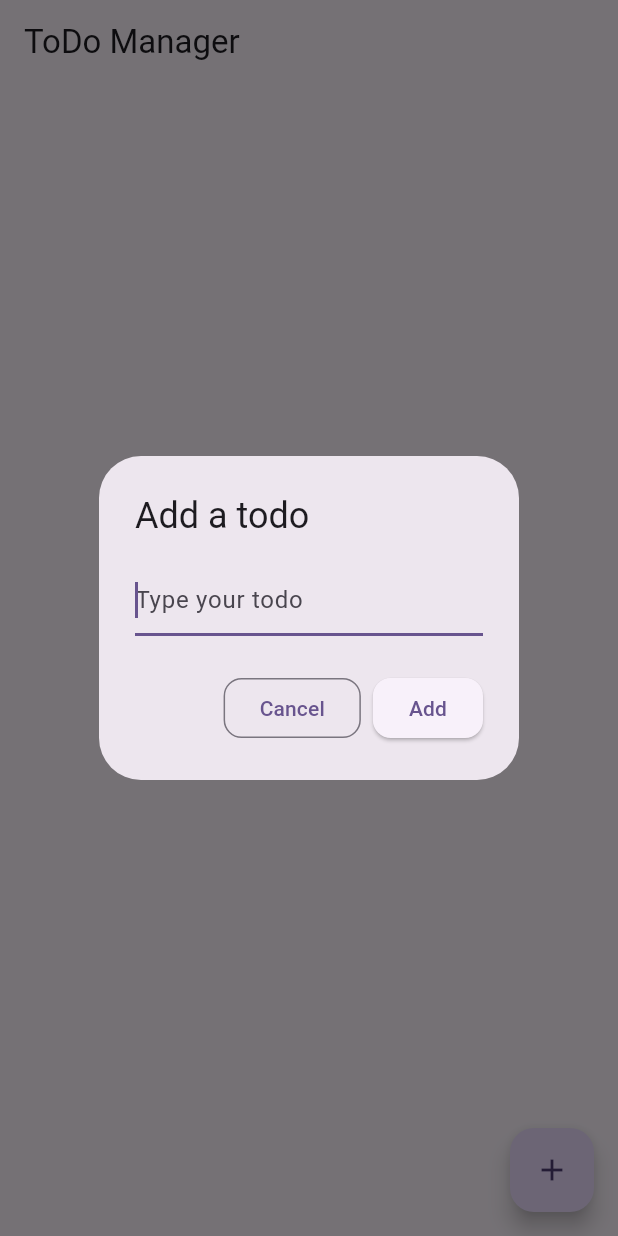
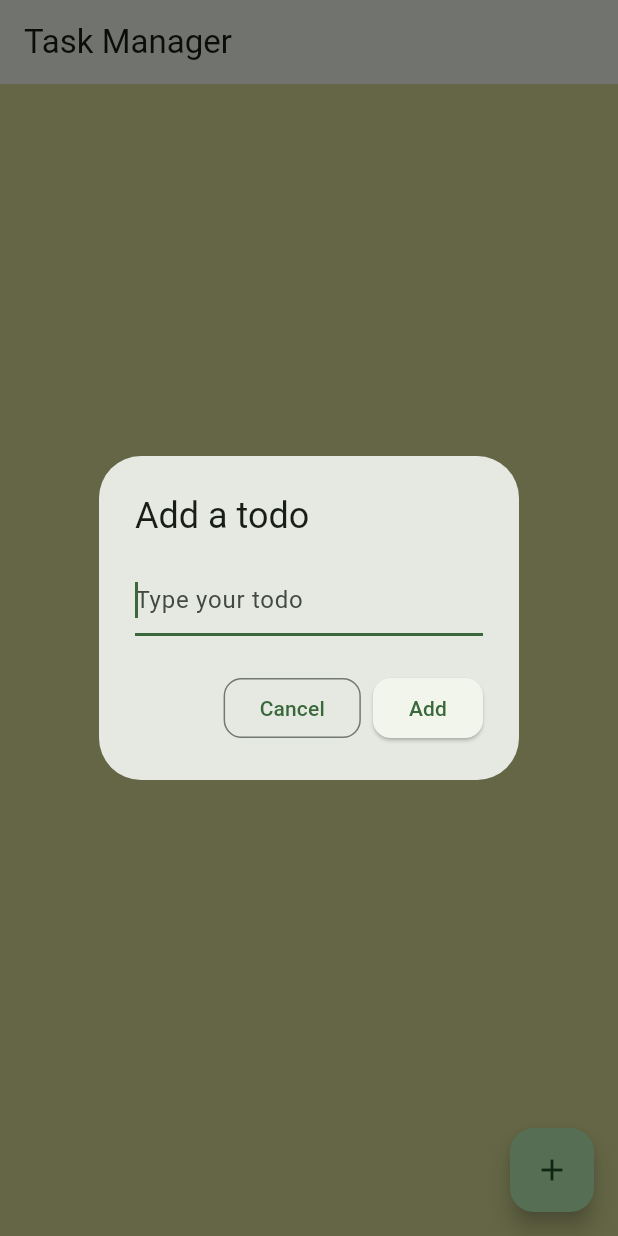
Before and after one commit to nasiim-X/ToDo, a Flutter app: the screen it shows after launch, after a tap on the "add" icon, on a phone screen of 412 x 824 dp. Run offline on Flutter 3.47's test engine with Material 2 defaults, Android fonts, the phone set to English and light mode, and no system bars.

Commit message:
changedColor

```diff
--- a/ToDo/flutter_application_1/lib/main.dart
+++ b/ToDo/flutter_application_1/lib/main.dart
@@ -1,35 +1,36 @@
 import 'package:flutter/material.dart';
 
 void main() {
-  runApp(const ToDoApp());
+  runApp(const TaskApp());
 }
 
-class ToDoApp extends StatelessWidget {
-  const ToDoApp({super.key});
+class TaskApp extends StatelessWidget {
+  const TaskApp({super.key});
 
   @override
   Widget build(BuildContext context) {
     return MaterialApp(
-      title: 'Flutter Demo',
+      title: 'TaskManager',
       theme: ThemeData(
-        colorScheme: ColorScheme.fromSeed(seedColor: Colors.deepPurple),
+        colorScheme:
+            ColorScheme.fromSeed(seedColor: Color.fromARGB(255, 15, 182, 68)),
         useMaterial3: true,
       ),
-      home: const ToDoList(title: 'ToDo Manager'),
+      home: const TaskList(title: 'Task Manager'),
     );
   }
 }
 
-class ToDoList extends StatefulWidget {
-  const ToDoList({super.key, required this.title});
+class TaskList extends StatefulWidget {
+  const TaskList({super.key, required this.title});
 
   final String title;
 
   @override
-  State<ToDoList> createState() => _ToDoListState();
+  State<TaskList> createState() => _TaskListState();
 }
 
-class _ToDoListState extends State<ToDoList> {
+class _TaskListState extends State<TaskList> {
   final List<Todo> _todos = <Todo>[];
   final TextEditingController _textFieldController = TextEditingController();
 
@@ -97,6 +98,7 @@ class _ToDoListState extends State<ToDoList> {
   @override
   Widget build(BuildContext context) {
     return Scaffold(
+      backgroundColor: Color.fromARGB(255, 218, 222, 151),
       appBar: AppBar(
         title: Text(widget.title),
       ),
```
Also changed, not shown: 1 other file.
